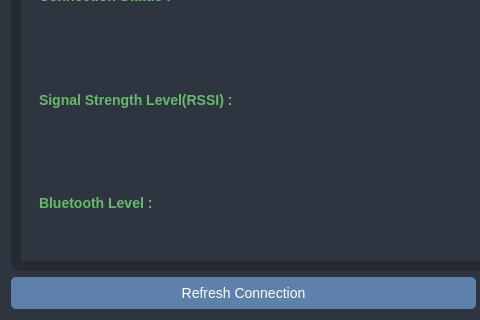
kuvvetliisik/mte_ble_agent, file deviceinfo.ui: the form before one commit; both pictures show x 0 to 480 and y 290 to 610 of the 958 by 610 pixel window.
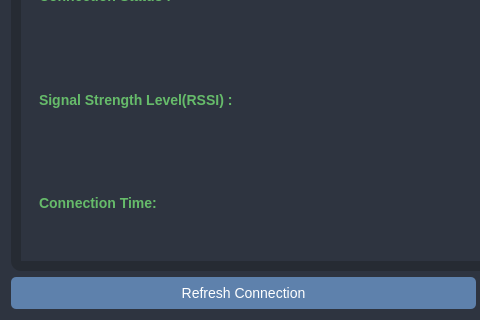
The form after the commit.

Diff of the .ui file:
```diff
--- a/deviceinfo.ui
+++ b/deviceinfo.ui
@@ -125,7 +125,7 @@
 </string>
          </property>
          <property name="text">
-          <string>Bluetooth Level :</string>
+          <string>Connection Time:</string>
          </property>
         </widget>
        </item>
```
Left out of the diff: 2 changed lines with no effect on the pictures.
